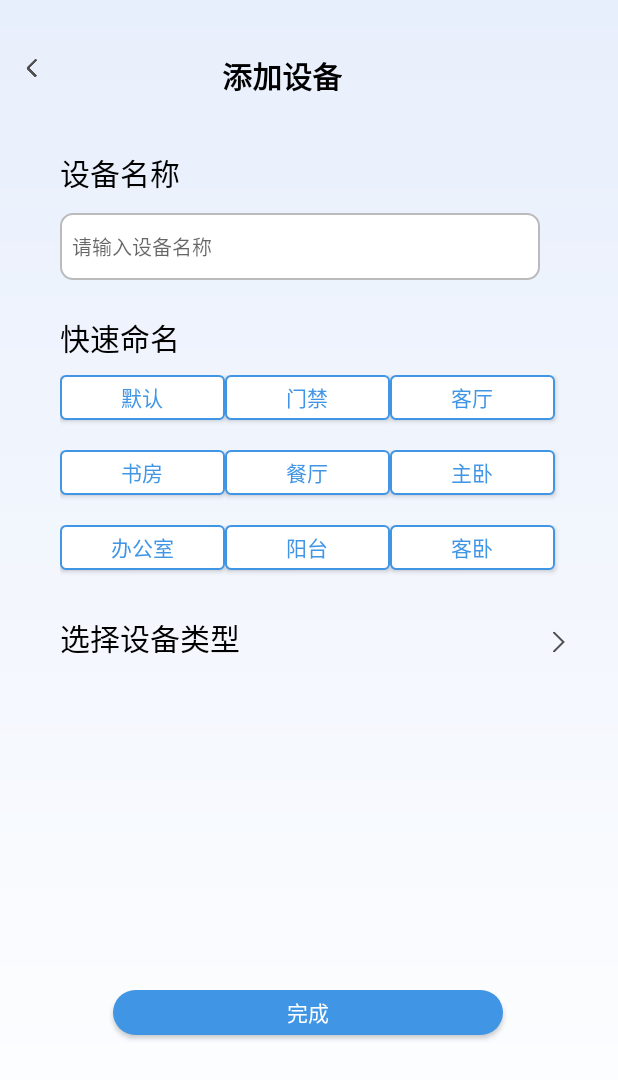
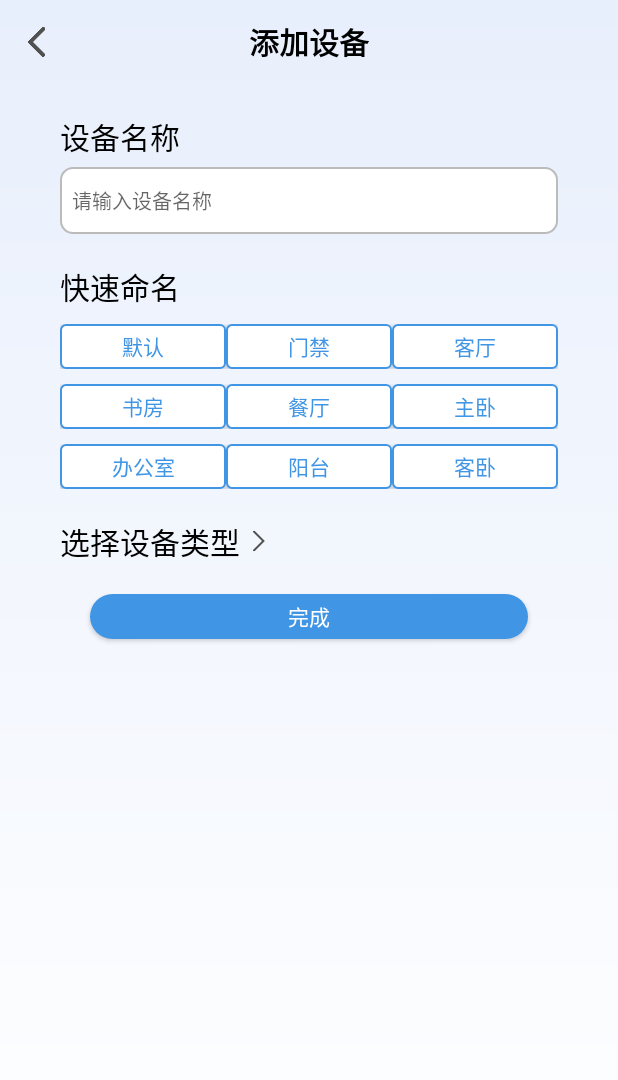
Before and after one commit to We-Love-Yolo/MoniGuard, an Android app: the AddDeviceActivity screen opened directly, with no data from a screen before it, on a phone screen of 412 x 824 dp. Shown: the top 1080 px of the screen. Run offline under Robolectric (Android 15) with nearby library versions, the phone set to English and light mode, and no system bars.

Commit message:
修改了添加设备的布局

```diff
--- a/app/src/main/res/layout/add_device.xml
+++ b/app/src/main/res/layout/add_device.xml
@@ -1,58 +1,51 @@
 <?xml version="1.0" encoding="utf-8"?>
-<androidx.constraintlayout.widget.ConstraintLayout xmlns:android="http://schemas.android.com/apk/res/android"
+<LinearLayout xmlns:android="http://schemas.android.com/apk/res/android"
     xmlns:app="http://schemas.android.com/apk/res-auto"
     xmlns:tools="http://schemas.android.com/tools"
     android:layout_width="match_parent"
-    android:layout_height="match_parent">
+    android:layout_height="match_parent"
+    android:orientation="vertical">
+    <Toolbar
+        android:layout_width="match_parent"
+        android:layout_height="wrap_content">
+        <ImageView
+            android:id="@+id/goback"
+            android:layout_width="20dp"
+            android:layout_height="20dp"
+            android:adjustViewBounds="true"
+            app:srcCompat="@drawable/goback3"
+            android:clickable="true"
+            android:onClick="goBack"
+            android:contentDescription="返回主页"/>
+        <LinearLayout
+            android:layout_width="wrap_content"
+            android:layout_height="wrap_content"
+            android:layout_gravity="center">
 
-    <LinearLayout
-        android:layout_width="match_parent"
-        android:layout_height="match_parent"
-        android:orientation="vertical"
-        app:layout_constraintTop_toTopOf="parent">
+            <TextView
+                android:id="@+id/monitor_name"
+                android:layout_width="wrap_content"
+                android:layout_height="wrap_content"
+                android:text="添加设备"
+                android:textColor="@android:color/black"
+                android:textSize="20dp"
+                android:textStyle="bold"
+                android:layout_gravity="center_horizontal"/>
+        </LinearLayout>
+
+    </Toolbar>
 
         <LinearLayout
             android:layout_width="match_parent"
-            android:layout_height="100dp"
-            android:orientation="horizontal"
-            app:layout_constraintTop_toTopOf="parent">
-
-            <ImageView
-                android:id="@+id/goback"
-                android:layout_width="12dp"
-                android:layout_height="20dp"
-                android:layout_marginStart="16dp"
-                android:layout_marginTop="35dp"
-                android:adjustViewBounds="true"
-                android:onClick="goBack"
-                app:layout_constraintStart_toStartOf="parent"
-                app:layout_constraintTop_toTopOf="parent"
-                app:srcCompat="@drawable/goback3" />
+            android:layout_height="wrap_content"
+            android:layout_marginLeft="40dp"
+            android:layout_marginRight="40dp"
+            android:layout_marginTop="20dp"
+            android:orientation="vertical">
 
             <TextView
                 android:layout_width="wrap_content"
                 android:layout_height="wrap_content"
-                android:layout_marginStart="120dp"
-                android:layout_marginTop="35dp"
-                android:text="添加设备"
-                android:textColor="@android:color/black"
-                android:textSize="20dp"
-                android:textStyle="bold"
-                tools:ignore="MissingConstraints"
-                />
-        </LinearLayout>
-
-        <LinearLayout
-            android:layout_width="match_parent"
-            android:layout_height="110dp"
-            android:orientation="vertical"
-            app:layout_constraintTop_toTopOf="parent">
-
-            <TextView
-                android:layout_width="wrap_content"
-                android:layout_height="wrap_content"
-                android:layout_marginStart="40dp"
-                android:layout_marginTop="0dp"
                 android:text="设备名称"
                 android:textColor="@android:color/black"
                 android:textSize="20dp"
@@ -62,7 +55,7 @@
 
             <EditText
                 android:id="@+id/edit_scene_name"
-                android:layout_width="320dp"
+                android:layout_width="match_parent"
                 android:layout_height="wrap_content"
                 android:inputType="text"
                 android:textSize="13sp"
@@ -72,26 +65,24 @@
                 android:paddingBottom="12dp"
                 android:paddingLeft="8dp"
                 android:paddingRight="8dp"
-                android:layout_marginStart="40dp"
-                android:layout_marginTop="12dp"
-                android:layout_marginBottom="12dp"
-                android:textColorLink="@color/edit_placeholder"
+                android:textColorLink="@color/light_gray"
                 android:textColor="@color/bar_text"
-                android:background="@drawable/edittext_circle_background"/>
+                android:background="@drawable/edittext_circle_background"
+                android:layout_marginTop="5dp"/>
 
         </LinearLayout>
 
         <LinearLayout
             android:layout_width="match_parent"
-            android:layout_height="200dp"
-            android:orientation="vertical"
-            app:layout_constraintTop_toTopOf="parent">
+            android:layout_height="wrap_content"
+            android:layout_marginLeft="40dp"
+            android:layout_marginRight="40dp"
+            android:layout_marginTop="20dp"
+            android:orientation="vertical">
 
             <TextView
                 android:layout_width="wrap_content"
                 android:layout_height="wrap_content"
-                android:layout_marginStart="40dp"
-                android:layout_marginTop="0dp"
                 android:text="快速命名"
                 android:textColor="@android:color/black"
                 android:textSize="20dp"
@@ -100,110 +91,121 @@
                 />
 
             <LinearLayout
-                android:layout_width="340dp"
-                android:layout_height="40dp"
-                android:layout_marginStart="40dp"
+                android:layout_width="match_parent"
+                android:layout_height="0dp"
                 android:layout_marginTop="10dp"
                 android:orientation="horizontal"
-                app:layout_constraintTop_toTopOf="parent">
+                app:layout_constraintTop_toTopOf="parent"
+                android:layout_weight="1">
 
                 <Button
                     android:id="@+id/name1"
                     android:text="默认"
                     android:textColor="@color/main_tone"
                     android:background="@drawable/quick_name"
-                    android:layout_width="110dp"
-                    android:layout_height="30dp" />
+                    android:layout_width="0dp"
+                    android:layout_height="30dp"
+                    android:layout_weight="1"/>
 
                 <Button
                     android:id="@+id/name2"
                     android:text="门禁"
                     android:textColor="@color/main_tone"
                     android:background="@drawable/quick_name"
-                    android:layout_width="110dp"
-                    android:layout_height="30dp" />
+                    android:layout_width="0dp"
+                    android:layout_height="30dp"
+                    android:layout_weight="1"/>
                 <Button
                     android:id="@+id/name3"
                     android:text="客厅"
                     android:textColor="@color/main_tone"
                     android:background="@drawable/quick_name"
-                    android:layout_width="110dp"
+                    android:layout_width="0dp"
                     android:layout_height="30dp"
+                    android:layout_weight="1"
                     />
             </LinearLayout>
             <LinearLayout
-                android:layout_width="340dp"
-                android:layout_height="40dp"
-                android:layout_marginStart="40dp"
+                android:layout_width="match_parent"
+                android:layout_height="0dp"
                 android:layout_marginTop="10dp"
                 android:orientation="horizontal"
-                app:layout_constraintTop_toTopOf="parent">
+                app:layout_constraintTop_toTopOf="parent"
+                android:layout_weight="1">
 
                 <Button
                     android:id="@+id/name4"
                     android:text="书房"
                     android:textColor="@color/main_tone"
                     android:background="@drawable/quick_name"
-                    android:layout_width="110dp"
+                    android:layout_width="0dp"
+                    android:layout_weight="1"
                     android:layout_height="30dp" />
                 <Button
                     android:id="@+id/name5"
                     android:text="餐厅"
                     android:textColor="@color/main_tone"
                     android:background="@drawable/quick_name"
-                    android:layout_width="110dp"
+                    android:layout_width="0dp"
+                    android:layout_weight="1"
                     android:layout_height="30dp" />
                 <Button
                     android:id="@+id/name6"
                     android:text="主卧"
                     android:textColor="@color/main_tone"
                     android:background="@drawable/quick_name"
-                    android:layout_width="110dp"
+                    android:layout_width="0dp"
+                    android:layout_weight="1"
                     android:layout_height="30dp" />
             </LinearLayout>
+
             <LinearLayout
-                android:layout_width="340dp"
-                android:layout_height="40dp"
-                android:layout_marginStart="40dp"
+                android:layout_width="match_parent"
+                android:layout_height="0dp"
                 android:layout_marginTop="10dp"
                 android:orientation="horizontal"
-                app:layout_constraintTop_toTopOf="parent">
+                app:layout_constraintTop_toTopOf="parent"
+                android:layout_weight="1">
 
                 <Button
                     android:id="@+id/name7"
                     android:text="办公室"
                     android:textColor="@color/main_tone"
                     android:background="@drawable/quick_name"
-                    android:layout_width="110dp"
+                    android:layout_width="0dp"
+                    android:layout_weight="1"
                     android:layout_height="30dp" />
                 <Button
                     android:id="@+id/name8"
                     android:text="阳台"
                     android:textColor="@color/main_tone"
                     android:background="@drawable/quick_name"
-                    android:layout_width="110dp"
+                    android:layout_width="0dp"
+                    android:layout_weight="1"
                     android:layout_height="30dp" />
                 <Button
                     android:id="@+id/name9"
                     android:text="客卧"
                     android:textColor="@color/main_tone"
                     android:background="@drawable/quick_name"
-                    android:layout_width="110dp"
+                    android:layout_width="0dp"
+                    android:layout_weight="1"
                     android:layout_height="30dp" />
             </LinearLayout>
+        </LinearLayout>
 
-        </LinearLayout>
         <LinearLayout
             android:layout_width="match_parent"
-            android:layout_height="50dp"
-            android:orientation="horizontal"
-            app:layout_constraintTop_toTopOf="parent">
+            android:layout_height="wrap_content"
+            android:layout_marginLeft="40dp"
+            android:layout_marginRight="40dp"
+            android:layout_marginTop="20dp"
+            android:orientation="horizontal">
 
 
             <TextView
                 android:layout_width="wrap_content"
                 android:layout_height="wrap_content"
-                android:layout_marginStart="40dp"
                 android:layout_marginTop="0dp"
                 android:text="选择设备类型"
                 android:textColor="@android:color/black"
@@ -215,35 +217,22 @@
                 android:id="@+id/choose_equipment"
                 android:layout_width="25dp"
                 android:layout_height="25dp"
-                android:layout_marginTop="5dp"
-                android:layout_marginStart="200dp"
+                android:layout_gravity="center_vertical"
                 app:srcCompat="@drawable/right"
                 />
         </LinearLayout>
 
-        <LinearLayout
-            android:layout_width="match_parent"
-            android:layout_height="200dp"
-            android:orientation="horizontal"
-            app:layout_constraintTop_toTopOf="parent">
 
-        </LinearLayout>
         <Button
             android:id="@+id/button_finish"
             android:text="完成"
             android:textColor="@color/white"
             android:background="@drawable/confirm"
-            android:layout_width="260dp"
+            android:layout_width="match_parent"
             android:layout_height="30dp"
-            android:layout_marginStart="75dp"
-            android:layout_marginTop="0dp"
-            android:layout_gravity="bottom"
+            android:layout_marginTop="20dp"
+            android:layout_marginLeft="60dp"
+            android:layout_marginRight="60dp"
             />
 
-    </LinearLayout>
-
-
-
-
-
-</androidx.constraintlayout.widget.ConstraintLayout>
+</LinearLayout>
```
